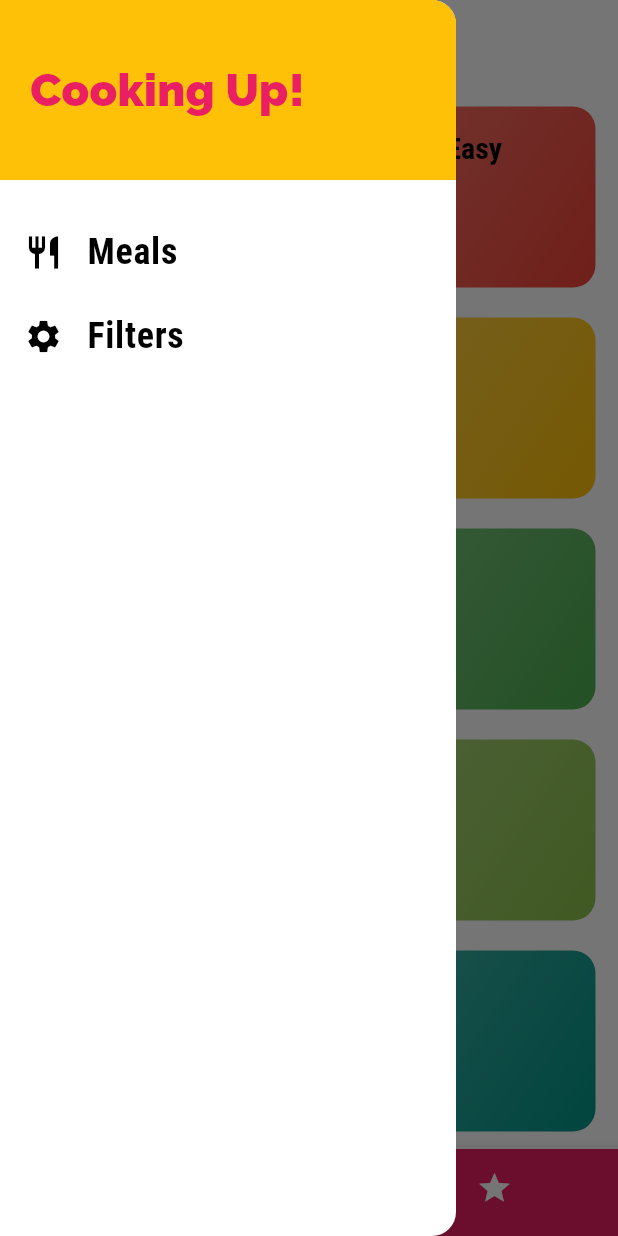
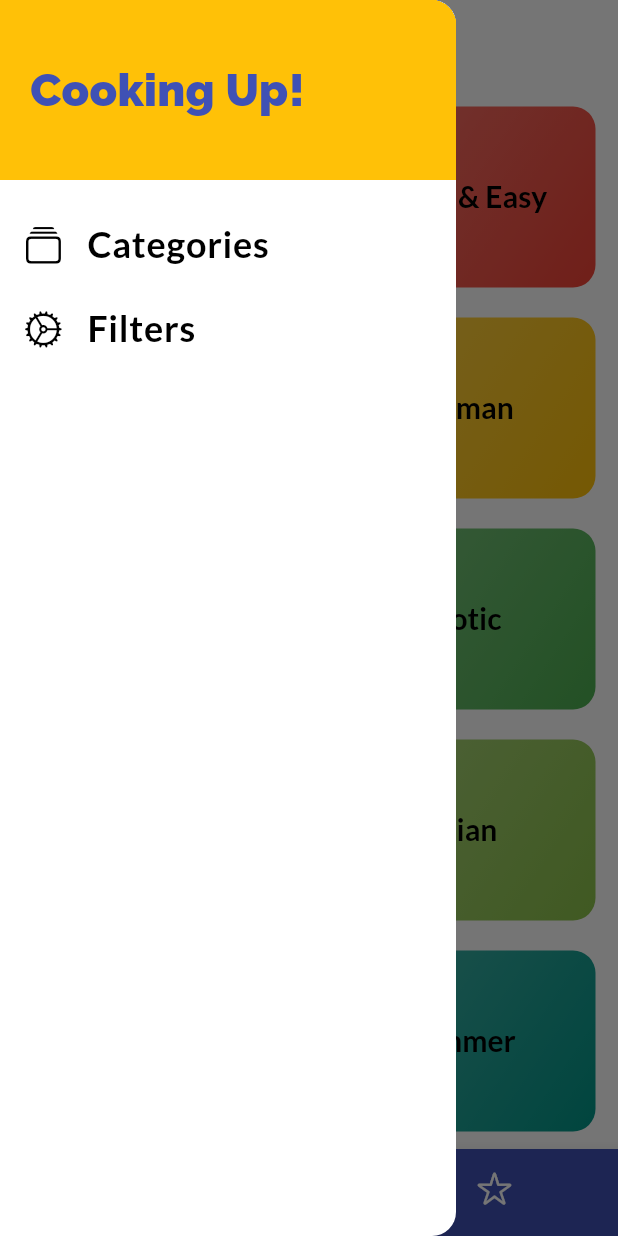
Before and after one commit to JuaniV2002/meals_app, a Flutter app: the screen it shows after launch, with the side drawer open, on a phone screen of 412 x 824 dp. Run offline on Flutter 3.47's test engine with Material 3 defaults, Android fonts, the phone set to English and light mode, and no system bars.

Commit message:
whole new themeing and fonts

```diff
--- a/lib/main.dart
+++ b/lib/main.dart
@@ -72,7 +72,7 @@ class _MyAppState extends State<MyApp> {
     return MaterialApp(
       title: 'DeliMeals',
       theme: ThemeData(
-        colorScheme: ColorScheme.fromSwatch(primarySwatch: Colors.pink)
+        colorScheme: ColorScheme.fromSwatch(primarySwatch: Colors.indigo)
             .copyWith(secondary: Colors.amber),
         canvasColor: const Color.fromRGBO(255, 254, 229, 1),
         fontFamily: 'Raleway',
@@ -85,7 +85,7 @@ class _MyAppState extends State<MyApp> {
               ),
               titleLarge: const TextStyle(
                 fontSize: 20,
-                fontFamily: 'RobotoCondensed',
+                fontFamily: 'Lato',
                 fontWeight: FontWeight.bold,
               ),
             ),
--- a/lib/models/category.dart
+++ b/lib/models/category.dart
@@ -8,6 +8,6 @@ class Category {
   const Category({
     required this.id,
     required this.title,
-    this.color = Colors.orange,
+    this.color = Colors.orangeAccent,
   });
 }
--- a/lib/models/meal.dart
+++ b/lib/models/meal.dart
@@ -1,4 +1,3 @@
-import 'package:flutter/material.dart';
 
 enum Complexity {
   Simple,
--- a/lib/screens/tabs_screen.dart
+++ b/lib/screens/tabs_screen.dart
@@ -1,3 +1,4 @@
+import 'package:flutter/cupertino.dart';
 import 'package:flutter/material.dart';
 
 import '/widgets/main_drawer.dart';
@@ -51,12 +52,12 @@ class _TabsScreenState extends State<TabsScreen> {
         items: [
           BottomNavigationBarItem(
             backgroundColor: Theme.of(context).primaryColor,
-            icon: const Icon(Icons.category),
-            label: 'Categories',
+            icon: const Icon(CupertinoIcons.rectangle_stack),
+            label: 'Home',
           ),
           BottomNavigationBarItem(
             backgroundColor: Theme.of(context).primaryColor,
-            icon: const Icon(Icons.star),
+            icon: const Icon(CupertinoIcons.star),
             label: 'Favorites',
           ),
         ],
--- a/lib/widgets/category_item.dart
+++ b/lib/widgets/category_item.dart
@@ -35,6 +35,7 @@ class CategoryItem extends StatelessWidget {
           ),
           borderRadius: BorderRadius.circular(15),
         ),
+        alignment: Alignment.center,
         child: Text(
           title,
           style: Theme.of(context).textTheme.titleLarge,
--- a/lib/widgets/main_drawer.dart
+++ b/lib/widgets/main_drawer.dart
@@ -1,3 +1,4 @@
+import 'package:flutter/cupertino.dart';
 import 'package:flutter/material.dart';
 
 import '/screens/filters_screen.dart';
@@ -14,7 +15,7 @@ class MainDrawer extends StatelessWidget {
       title: Text(
         title,
         style: const TextStyle(
-          fontFamily: 'RobotoCondensed',
+          fontFamily: 'Lato',
           fontSize: 24,
           fontWeight: FontWeight.bold,
         ),
@@ -43,19 +44,20 @@ class MainDrawer extends StatelessWidget {
               ),
             ),
           ),
-          const SizedBox(height: 20),
+          const SizedBox(height: 15),
           buildListTile(
-            'Meals',
-            Icons.restaurant,
+            'Categories',
+            CupertinoIcons.rectangle_stack,
             () {
               Navigator.of(context).pushReplacementNamed('/');
             },
           ),
           buildListTile(
             'Filters',
-            Icons.settings,
+            CupertinoIcons.settings,
             () {
-              Navigator.of(context).pushReplacementNamed(FilterScreen.routeName);
+              Navigator.of(context)
+                  .pushReplacementNamed(FilterScreen.routeName);
             },
           ),
         ],
```
Also changed, not shown: lib/screens/filters_screen.dart (+10 -4 lines), lib/screens/meal_detail_screen.dart (+22 -9 lines), lib/widgets/meal_item.dart (+4 -3 lines), pubspec.yaml (+4 -6 lines), assets/fonts/Lato-Black.ttf (added), assets/fonts/Lato-Bold.ttf (added), assets/fonts/Lato-Light.ttf (added), assets/fonts/Lato-Regular.ttf (added), assets/fonts/RobotoCondensed-Bold.ttf (deleted), assets/fonts/RobotoCondensed-Italic.ttf (deleted), assets/fonts/RobotoCondensed-Light.ttf (deleted), assets/fonts/RobotoCondensed-Regular.ttf (deleted).
